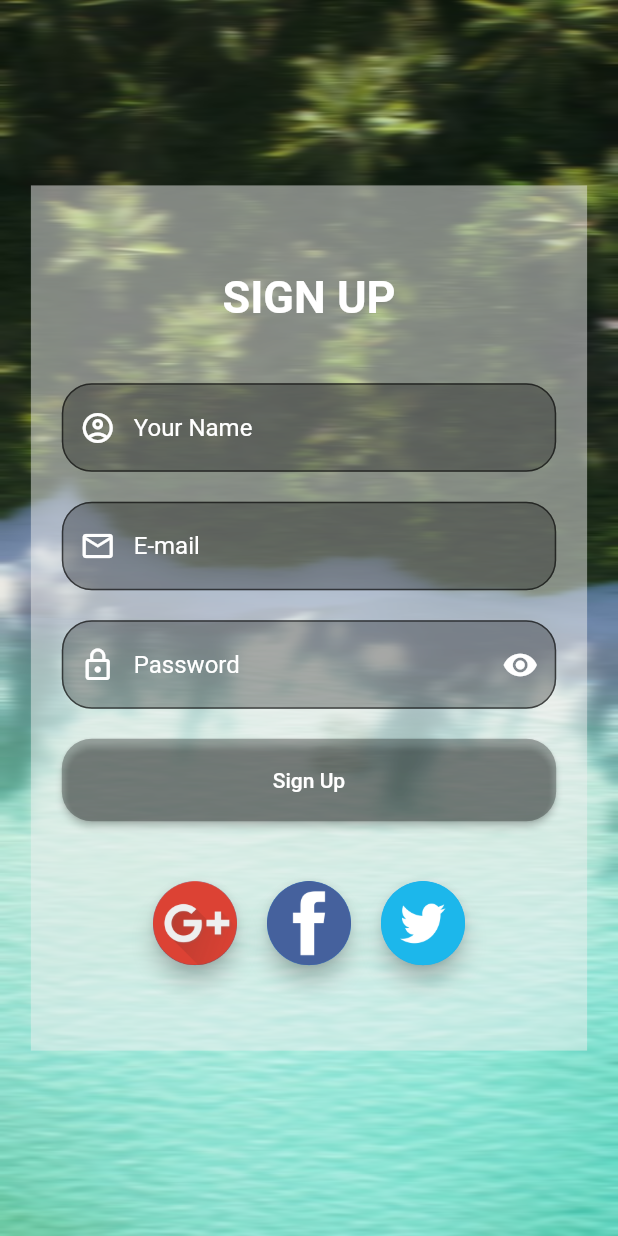
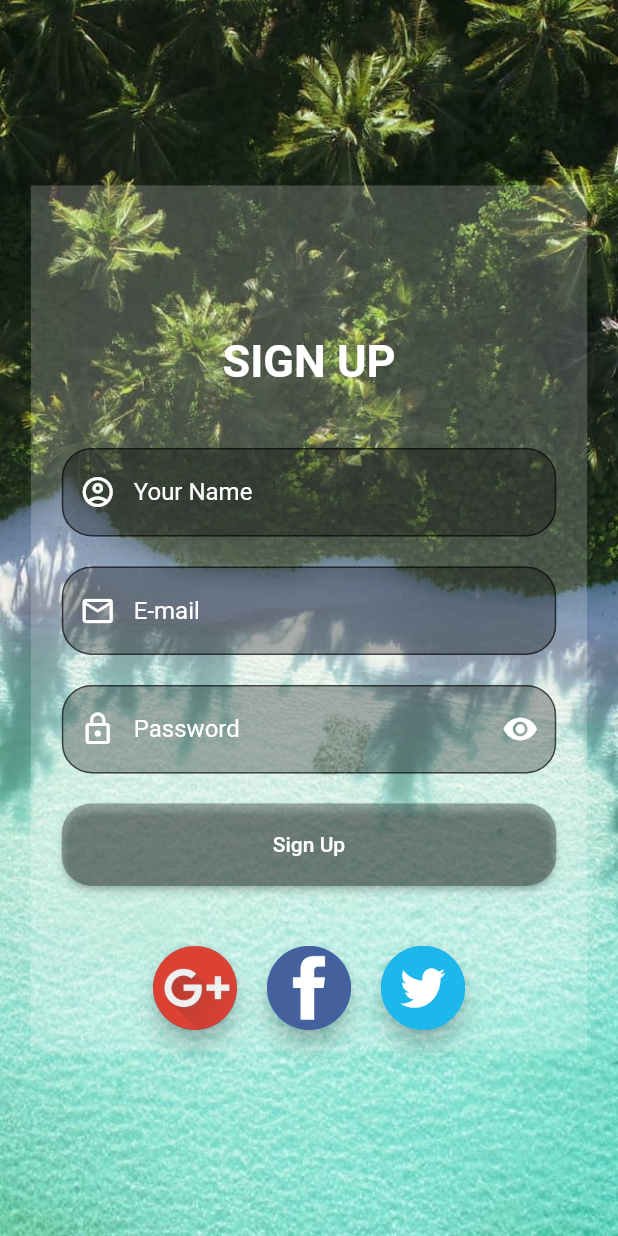
Before and after one commit to divyang-simform/Signup_module, a Flutter app: the MyHomePage screen opened directly, on a phone screen of 412 x 824 dp. Run offline on Flutter 3.47's test engine with Material 2 defaults, Android fonts, the phone set to English and light mode, and no system bars; Roboto replaces fonts that are missing (san ferif).

Commit message:
99% complete

```diff
--- a/lib/main.dart
+++ b/lib/main.dart
@@ -1,6 +1,5 @@
-import 'dart:ui';
-
 import 'package:flutter/material.dart';
+import 'package:signup_module/SignIn.dart';
 
 void main() {
   runApp(const MyApp());
@@ -18,7 +17,7 @@ class MyApp extends StatelessWidget {
       theme: ThemeData(
         primarySwatch: Colors.blue,
       ),
-      home: const MyHomePage(),
+      home: const MySignInPage(),
     );
   }
 }
@@ -31,6 +30,7 @@ class MyHomePage extends StatefulWidget {
 }
 
 class _MyHomePageState extends State<MyHomePage> {
+  final GlobalKey<FormState> formKey = GlobalKey<FormState>();
   bool eye = false;
 
   void vaw() {
@@ -42,36 +42,32 @@ class _MyHomePageState extends State<MyHomePage> {
   @override
   Widget build(BuildContext context) {
     return Scaffold(
-      body: Stack(
-        alignment: Alignment.center,
-        children: [
-        Container(
+      body: Container(
         height: MediaQuery.of(context).size.height * 1,
-          width: MediaQuery.of(context).size.height * 1,
-          decoration: BoxDecoration(
+        width: double.infinity,
+        decoration:const  BoxDecoration(
           image: DecorationImage(
             image: AssetImage("asset/image/background_image.jpeg"),
             fit: BoxFit.cover,
           ),
         ),
-    ),
-          // alignment: Alignment.center,
-          // child:
-
-          BackdropFilter(
-            filter: ImageFilter.blur(sigmaX: 5, sigmaY: 0),
+        alignment: Alignment.center,
         child: Container(
           height: MediaQuery.of(context).size.height * .7,
           width: MediaQuery.of(context).size.width * .9,
-              decoration: BoxDecoration(
-    color: Colors.grey.shade200.withOpacity(0.5),),
-
+          decoration:const  BoxDecoration(
               // color: Colors.yellow,
-    //               color: Color.fromRGBO(255, 255, 255, 0.2)),
+              color: Color.fromRGBO(255, 255, 255, 0.2)),
+          child: Form(
+            key: formKey,
+            child: SingleChildScrollView(
               child: Column(
                 mainAxisAlignment: MainAxisAlignment.center,
                 children: [
-                  Text(
+                  const SizedBox(
+                    height: 100,
+                  ),
+                  const Text(
                     "SIGN UP",
                     style: TextStyle(
                         color: Colors.white,
@@ -79,94 +75,111 @@ class _MyHomePageState extends State<MyHomePage> {
                         fontFamily: "san ferif",
                         fontWeight: FontWeight.bold),
                   ),
-                  SizedBox(
+                  const SizedBox(
                     height: 40,
                   ),
                   SizedBox(
                     width: MediaQuery.of(context).size.width * .8,
-                    child: TextField(
+                    child: TextFormField(
+                      validator: (newname) {
+                        if (newname == null || newname.isEmpty) {
+                          return "Please enter your Name.";
+                        }
+                      },
                       maxLength: 15,
-                      style: TextStyle(color: Colors.white),
+                      style:const  TextStyle(color: Colors.white),
                       cursorColor: Colors.white,
                       decoration: InputDecoration(
-                          counter: Offstage(),
-                          fillColor: Color.fromRGBO(0, 0, 0, 0.3),
+                          counter:const  Offstage(),
+                          fillColor:const  Color.fromRGBO(0, 0, 0, 0.3),
                           filled: true,
                           focusedBorder: OutlineInputBorder(
                             borderRadius: BorderRadius.circular(20),
-                            borderSide: BorderSide(color: Colors.white),
+                            borderSide:const  BorderSide(color: Colors.white),
                           ),
                           hintText: "Your Name",
-                          hintStyle: TextStyle(color: Colors.white),
+                          hintStyle:const  TextStyle(color: Colors.white),
                           border: OutlineInputBorder(
                             borderRadius: BorderRadius.circular(20),
                           ),
-
-                          prefixIcon: Icon(
+                          prefixIcon:const  Icon(
                             Icons.account_circle_outlined,
                             color: Colors.white,
                           )),
                     ),
                   ),
-                  SizedBox(
+                  const SizedBox(
                     height: 20,
                   ),
                   SizedBox(
                     width: MediaQuery.of(context).size.width * .8,
-                    child: TextField(
+                    child: TextFormField(
+                      validator: (email) {
+                        if (email == null || email.isEmpty) {
+                          return "Please enter your E-mail Address.";
+                        }
+                      },
                       keyboardType: TextInputType.emailAddress,
-                      style: TextStyle(color: Colors.white),
+                      style:const  TextStyle(color: Colors.white),
                       cursorColor: Colors.white,
                       decoration: InputDecoration(
-                          fillColor: Color.fromRGBO(0, 0, 0, 0.3),
+                          fillColor:const  Color.fromRGBO(0, 0, 0, 0.3),
                           filled: true,
                           focusedBorder: OutlineInputBorder(
                             borderRadius: BorderRadius.circular(20),
-                            borderSide: BorderSide(color: Colors.white),
+                            borderSide:const  BorderSide(color: Colors.white),
                           ),
                           hintText: "E-mail",
-                          hintStyle: TextStyle(color: Colors.white),
+                          hintStyle:const  TextStyle(color: Colors.white),
                           border: OutlineInputBorder(
                             borderRadius: BorderRadius.circular(20),
                           ),
-                          prefixIcon: Icon(
+                          prefixIcon:const  Icon(
                             Icons.mail_outline,
                             color: Colors.white,
                           )),
                     ),
                   ),
-                  SizedBox(
+                  const SizedBox(
                     height: 20,
                   ),
                   SizedBox(
                     width: MediaQuery.of(context).size.width * .8,
-                    child: TextField(
+                    child: TextFormField(
+                      validator: (newpassword) {
+                        if (newpassword == null || newpassword.isEmpty) {
+                          return "Please enter your Name.";
+                        }
+                        if (newpassword.length < 8) {
+                          return "enter the password more than 8 character";
+                        }
+                      },
                       obscureText: eye,
-                      style: TextStyle(color: Colors.white),
+                      style:const  TextStyle(color: Colors.white),
                       cursorColor: Colors.white,
                       decoration: InputDecoration(
-                        fillColor: Color.fromRGBO(0, 0, 0, 0.3),
+                        fillColor:const  Color.fromRGBO(0, 0, 0, 0.3),
                         filled: true,
                         focusedBorder: OutlineInputBorder(
                           borderRadius: BorderRadius.circular(20),
-                          borderSide: BorderSide(color: Colors.white),
+                          borderSide:const  BorderSide(color: Colors.white),
                         ),
                         hintText: "Password",
-                        hintStyle: TextStyle(color: Colors.white),
+                        hintStyle:const  TextStyle(color: Colors.white),
                         border: OutlineInputBorder(
                           borderRadius: BorderRadius.circular(20),
                         ),
-                        prefixIcon: Icon(
+                        prefixIcon: const Icon(
                           Icons.lock_outline,
                           color: Colors.white,
                         ),
                         suffixIcon: IconButton(
                           icon: eye == true
-                              ? Icon(
+                              ? const Icon(
                                   Icons.remove_red_eye_outlined,
                                   color: Colors.white,
                                 )
-                              : Icon(
+                              : const Icon(
                                   Icons.remove_red_eye,
                                   color: Colors.white,
                                 ),
@@ -175,22 +188,22 @@ class _MyHomePageState extends State<MyHomePage> {
                       ),
                     ),
                   ),
-                  SizedBox(
+                  const SizedBox(
                     height: 20,
                   ),
                   MaterialButton(
-                    color: Color.fromRGBO(0, 0, 0, 0.3),
+                    color:const Color.fromRGBO(0, 0, 0, 0.3),
                     minWidth: MediaQuery.of(context).size.width * .8,
                     height: 55,
-                    shape: RoundedRectangleBorder(
+                    shape: const RoundedRectangleBorder(
                         borderRadius: BorderRadius.all(Radius.circular(20.0))),
                     onPressed: () {},
-                    child: Text(
+                    child:const Text(
                       "Sign Up",
                       style: TextStyle(color: Colors.white),
                     ),
                   ),
-                  SizedBox(
+                  const SizedBox(
                     height: 40,
                   ),
                   Row(
@@ -198,22 +211,25 @@ class _MyHomePageState extends State<MyHomePage> {
                     crossAxisAlignment: CrossAxisAlignment.end,
                     children: [
                       FloatingActionButton(
+                        heroTag: '6',
                         onPressed: () {},
                         child: Image.asset(
                             "asset/image/Google_Plus_icon_(2015-2019).svg.png"),
                       ),
                       Padding(
-                        padding: EdgeInsets.only(
+                        padding: const EdgeInsets.only(
                           left: 20,
                           right: 20,
                         ),
                         child: FloatingActionButton(
+                          heroTag: '5',
                           onPressed: () {},
-                          child: Image.asset(
-                              "asset/image/834722_facebook_icon.png"),
+                          child:
+                              Image.asset("asset/image/834722_facebook_icon.png"),
                         ),
                       ),
                       FloatingActionButton(
+                        heroTag: '4',
                         onPressed: () {},
                         child: Image.asset(
                             "asset/image/294709_circle_twitter_icon.png"),
@@ -222,10 +238,9 @@ class _MyHomePageState extends State<MyHomePage> {
                   ),
                 ],
               ),
-            // ),
             ),
           ),
-    ],
+        ),
       ),
       // ),
     );
```
Lines whose indentation alone changed are shown as unchanged.
